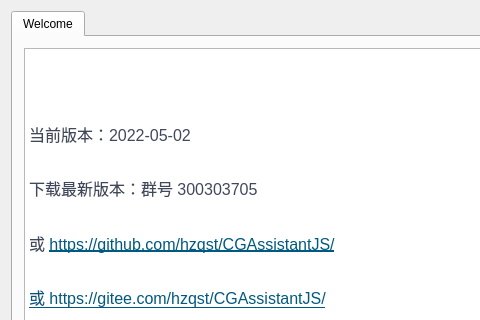
Qt form CGAssistant/mainwindow.ui (hzqst/CGAssistant) before a commit; both pictures show x 0 to 480 and y 0 to 320 of the 750 by 500 pixel window.
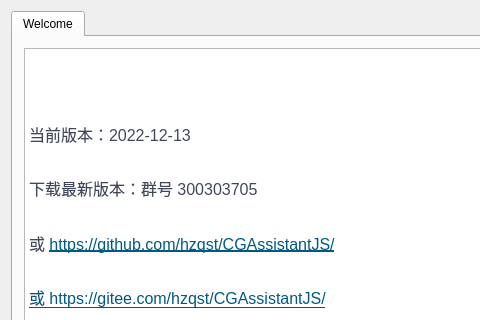
The same form after that commit. Icons and pictures are not drawn.

Commit message: 修复一些bugs 修复玩家信息界面文本错误的bug 修复脚本日志框换行问题的bug 修复字符串逃逸转换的bug

Diff of the .ui file:
```diff
--- a/CGAssistant/mainwindow.ui
+++ b/CGAssistant/mainwindow.ui
@@ -73,7 +73,7 @@
 &lt;/style&gt;&lt;/head&gt;&lt;body style=&quot; font-family:'Microsoft YaHei UI'; font-size:9pt; font-weight:400; font-style:normal;&quot;&gt;
 &lt;p style=&quot; margin-top:0px; margin-bottom:0px; margin-left:0px; margin-right:0px; -qt-block-indent:0; text-indent:0px;&quot;&gt;&lt;img src=&quot;:/logo.png&quot; /&gt;&lt;/p&gt;
 &lt;p style=&quot;-qt-paragraph-type:empty; margin-top:0px; margin-bottom:16px; margin-left:0px; margin-right:0px; -qt-block-indent:0; text-indent:0px; line-height:160%; font-family:'-apple-system,BlinkMacSystemFont,Segoe UI,Helvetica,Arial,Apple Color Emoji,Segoe UI Emoji,Segoe UI Symbol,Liberation Sans,PingFang SC,Microsoft YaHei,Hiragino Sans GB,Wenquanyi Micro Hei,WenQuanYi Zen Hei,ST Heiti,SimHei,SimSun,WenQuanYi Zen Hei Sharp,sans-serif'; font-size:16px; color:#40485b; background-color:#ffffff;&quot;&gt;&lt;br /&gt;&lt;/p&gt;
-&lt;p style=&quot; margin-top:0px; margin-bottom:16px; margin-left:0px; margin-right:0px; -qt-block-indent:0; text-indent:0px; line-height:160%; background-color:#ffffff;&quot;&gt;&lt;span style=&quot; font-family:'-apple-system,BlinkMacSystemFont,Segoe UI,Helvetica,Arial,Apple Color Emoji,Segoe UI Emoji,Segoe UI Symbol,Liberation Sans,PingFang SC,Microsoft YaHei,Hiragino Sans GB,Wenquanyi Micro Hei,WenQuanYi Zen Hei,ST Heiti,SimHei,SimSun,WenQuanYi Zen Hei Sharp,sans-serif'; font-size:16px; color:#40485b; background-color:#ffffff;&quot;&gt;当前版本：2022-05-02&lt;/span&gt;&lt;/p&gt;
+&lt;p style=&quot; margin-top:0px; margin-bottom:16px; margin-left:0px; margin-right:0px; -qt-block-indent:0; text-indent:0px; line-height:160%; background-color:#ffffff;&quot;&gt;&lt;span style=&quot; font-family:'-apple-system,BlinkMacSystemFont,Segoe UI,Helvetica,Arial,Apple Color Emoji,Segoe UI Emoji,Segoe UI Symbol,Liberation Sans,PingFang SC,Microsoft YaHei,Hiragino Sans GB,Wenquanyi Micro Hei,WenQuanYi Zen Hei,ST Heiti,SimHei,SimSun,WenQuanYi Zen Hei Sharp,sans-serif'; font-size:16px; color:#40485b; background-color:#ffffff;&quot;&gt;当前版本：2022-12-13&lt;/span&gt;&lt;/p&gt;
 &lt;p style=&quot; margin-top:0px; margin-bottom:16px; margin-left:0px; margin-right:0px; -qt-block-indent:0; text-indent:0px; line-height:160%; background-color:#ffffff;&quot;&gt;&lt;span style=&quot; font-family:'-apple-system,BlinkMacSystemFont,Segoe UI,Helvetica,Arial,Apple Color Emoji,Segoe UI Emoji,Segoe UI Symbol,Liberation Sans,PingFang SC,Microsoft YaHei,Hiragino Sans GB,Wenquanyi Micro Hei,WenQuanYi Zen Hei,ST Heiti,SimHei,SimSun,WenQuanYi Zen Hei Sharp,sans-serif'; font-size:16px; color:#40485b; background-color:#ffffff;&quot;&gt;下载最新版本：群号 300303705&lt;/span&gt;&lt;/p&gt;
 &lt;p style=&quot; margin-top:0px; margin-bottom:16px; margin-left:0px; margin-right:0px; -qt-block-indent:0; text-indent:0px; line-height:160%; background-color:#ffffff;&quot;&gt;&lt;span style=&quot; font-family:'-apple-system,BlinkMacSystemFont,Segoe UI,Helvetica,Arial,Apple Color Emoji,Segoe UI Emoji,Segoe UI Symbol,Liberation Sans,PingFang SC,Microsoft YaHei,Hiragino Sans GB,Wenquanyi Micro Hei,WenQuanYi Zen Hei,ST Heiti,SimHei,SimSun,WenQuanYi Zen Hei Sharp,sans-serif'; font-size:16px; color:#40485b; background-color:#ffffff;&quot;&gt;或 &lt;/span&gt;&lt;a href=&quot;https://github.com/hzqst/CGAssistantJS/issues&quot;&gt;&lt;span style=&quot; font-family:'-apple-system,BlinkMacSystemFont,Segoe UI,Helvetica,Arial,Apple Color Emoji,Segoe UI Emoji,Segoe UI Symbol,Liberation Sans,PingFang SC,Microsoft YaHei,Hiragino Sans GB,Wenquanyi Micro Hei,WenQuanYi Zen Hei,ST Heiti,SimHei,SimSun,WenQuanYi Zen Hei Sharp,sans-serif'; font-size:16px; text-decoration: underline; color:#005980; background-color:transparent;&quot;&gt;https://github.com/hzqst/CGAssistantJS/&lt;/span&gt;&lt;/a&gt;&lt;/p&gt;
 &lt;p style=&quot; margin-top:0px; margin-bottom:16px; margin-left:0px; margin-right:0px; -qt-block-indent:0; text-indent:0px; line-height:160%; background-color:#ffffff;&quot;&gt;&lt;a href=&quot;https://github.com/hzqst/CGAssistantJS/issues&quot;&gt;&lt;span style=&quot; font-family:'-apple-system,BlinkMacSystemFont,Segoe UI,Helvetica,Arial,Apple Color Emoji,Segoe UI Emoji,Segoe UI Symbol,Liberation Sans,PingFang SC,Microsoft YaHei,Hiragino Sans GB,Wenquanyi Micro Hei,WenQuanYi Zen Hei,ST Heiti,SimHei,SimSun,WenQuanYi Zen Hei Sharp,sans-serif'; font-size:16px; text-decoration: underline; color:#005980; background-color:transparent;&quot;&gt;或 &lt;/span&gt;&lt;/a&gt;&lt;a href=&quot;https://gitee.com/hzqst/CGAssistantJS/issues&quot;&gt;&lt;span style=&quot; font-family:'-apple-system,BlinkMacSystemFont,Segoe UI,Helvetica,Arial,Apple Color Emoji,Segoe UI Emoji,Segoe UI Symbol,Liberation Sans,PingFang SC,Microsoft YaHei,Hiragino Sans GB,Wenquanyi Micro Hei,WenQuanYi Zen Hei,ST Heiti,SimHei,SimSun,WenQuanYi Zen Hei Sharp,sans-serif'; font-size:16px; text-decoration: underline; color:#005980; background-color:transparent;&quot;&gt;https://gitee.com/hzqst/CGAssistantJS/&lt;/span&gt;&lt;/a&gt;&lt;/p&gt;&lt;/body&gt;&lt;/html&gt;</string>
```
The commit also changes 4 other files.
